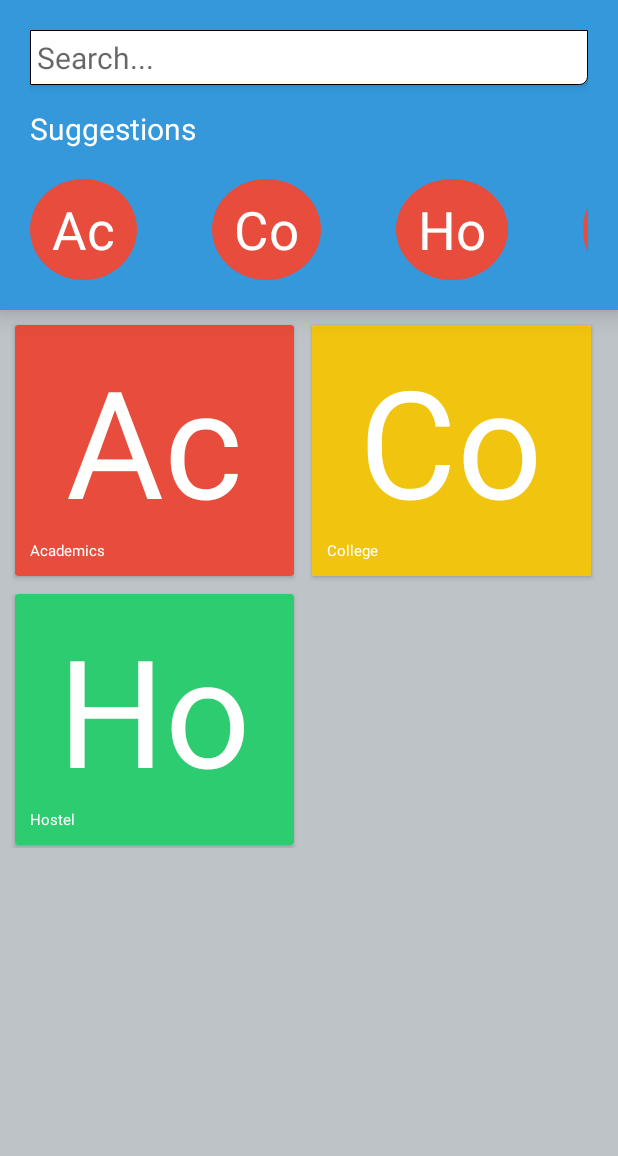
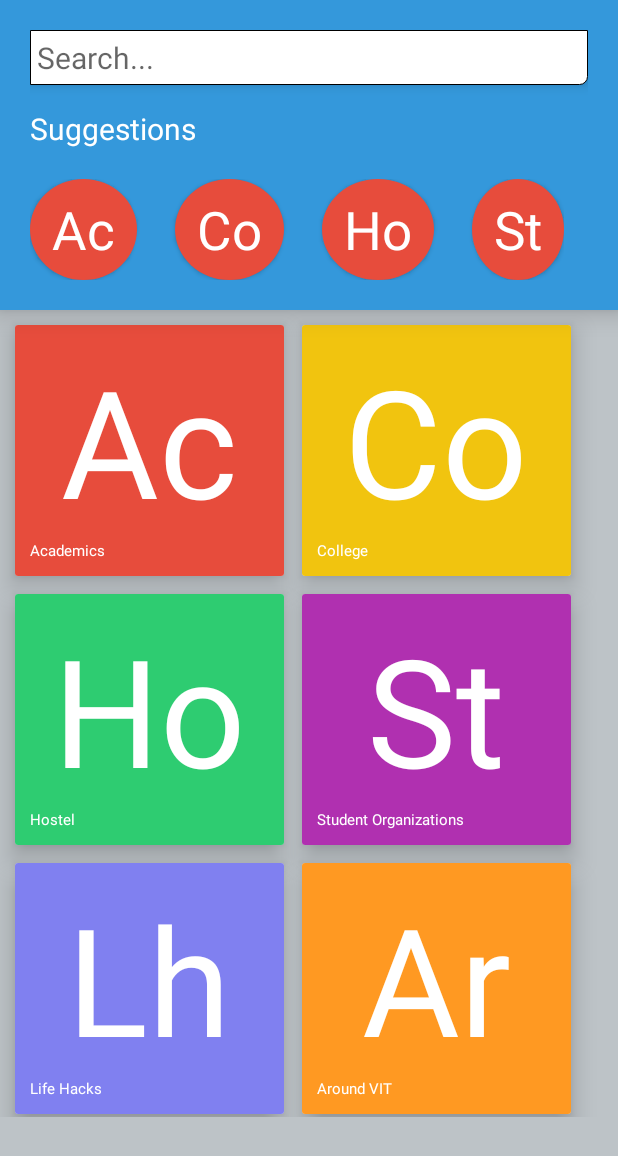
Before and after one commit to gauravagerwala/VIT-StudentHandbook, an Android app: the screen it shows after launch (MainActivity), on a phone screen of 412 x 824 dp. Shown: the top 1156 px of the screen. Run offline under Robolectric (Android 15) with nearby library versions, the phone set to English and light mode, and no system bars.

Commit message:
Fixed the right side gap
0.97 times width

```diff
--- a/app/src/main/java/vit/vithandbook/MainNavigator.java
+++ b/app/src/main/java/vit/vithandbook/MainNavigator.java
@@ -37,7 +37,7 @@
         vto.addOnGlobalLayoutListener(new ViewTreeObserver.OnGlobalLayoutListener() {
             @Override
             public void onGlobalLayout() {
-                int width = getView().getWidth();
+                int width = (int) (0.97*(getView().getWidth()));
                 allignCards(width);
             }
         });
--- a/app/src/main/res/layout/activity_main.xml
+++ b/app/src/main/res/layout/activity_main.xml
@@ -21,6 +21,7 @@
          android:layout_width="wrap_content"
          android:layout_marginTop="15dp"
          android:text="Suggestions"
+         android:elevation="5dp"
          android:textSize="20dp" android:textColor="#FFF"
           />
 
@@ -35,23 +36,25 @@
          <TextView
            android:layout_width="wrap_content" android:textSize="35sp" android:textColor="#FFF"
            android:layout_height="wrap_content"  android:text="Ac" android:background="@drawable/circle"
-           android:onClick="suggestionClick" />
+           android:onClick="suggestionClick" android:elevation="2dp"
+             />
 
          <TextView
              android:layout_width="wrap_content" android:textSize="35sp"
-             android:layout_marginLeft="50dp" android:textColor="#FFF"
+             android:layout_marginLeft="25dp" android:textColor="#FFF"
              android:layout_height="wrap_content"  android:text="Co" android:background="@drawable/circle"
-             android:onClick="suggestionClick" />
+             android:onClick="suggestionClick" android:elevation="2dp"
+             />
          <TextView
              android:layout_width="wrap_content" android:textSize="35sp"
-             android:layout_marginLeft="50dp" android:textColor="#FFF"
+             android:layout_marginLeft="25dp" android:textColor="#FFF"
              android:layout_height="wrap_content"  android:text="Ho" android:background="@drawable/circle"
-             android:onClick="suggestionClick" />
+             android:onClick="suggestionClick" android:elevation="2dp"/>
          <TextView
              android:layout_width="wrap_content" android:textSize="35sp"
-             android:layout_marginLeft="50dp" android:textColor="#FFF"
+             android:layout_marginLeft="25dp" android:textColor="#FFF"
              android:layout_height="wrap_content"  android:text="St" android:background="@drawable/circle"
-             android:onClick="suggestionClick" />
+             android:onClick="suggestionClick" android:elevation="2dp"/>
          </LinearLayout>
          </HorizontalScrollView>
      </LinearLayout>
@@ -68,7 +71,7 @@
         android:layout_height="fill_parent" android:id="@+id/searchLayout" android:background="#bdc3c7" android:visibility="gone">
         <TextView
             android:layout_width="wrap_content"
-            android:layout_height="wrap_content" android:text="Search Layout , search cards appear here
-            " android:textSize="30dp"/>
+            android:layout_height="wrap_content" android:text="Search Layout, search cards appear here"
+            android:textSize="30dp"/>
         </LinearLayout>
 </LinearLayout>
--- a/app/src/main/res/layout/fragment_main_navigator.xml
+++ b/app/src/main/res/layout/fragment_main_navigator.xml
@@ -6,6 +6,7 @@
     android:orientation="horizontal"
     xmlns:android="http://schemas.android.com/apk/res/android">
     <!-- to be changed !-->
+
     <android.support.v7.widget.CardView
         xmlns:android="http://schemas.android.com/apk/res/android"
 
@@ -18,13 +19,14 @@
         android:layout_marginLeft="10dp"
 
         android:layout_gravity="top|left"
-        card_view:cardElevation="2dp">
+        card_view:cardElevation="10dp">
         <LinearLayout
             android:layout_width="fill_parent"
             android:padding="10dp"
             android:orientation="vertical"
             android:background="@color/academics"
             android:layout_height="fill_parent">
+
             <TextView
                 android:layout_width="wrap_content"
                 android:layout_height="wrap_content" android:textSize="100dp" android:id="@+id/tvHeader"
@@ -53,7 +55,7 @@
         android:layout_marginLeft="10dp"
 
         android:layout_gravity="top|left"
-        card_view:cardElevation="2dp">
+        card_view:cardElevation="10dp">
         <LinearLayout
             android:layout_width="fill_parent"
             android:padding="10dp"
@@ -88,7 +90,7 @@
         android:layout_marginLeft="10dp"
 
         android:layout_gravity="top|left"
-        card_view:cardElevation="2dp">
+        card_view:cardElevation="10dp">
         <LinearLayout
             android:layout_width="fill_parent"
             android:padding="10dp"
@@ -111,5 +113,110 @@
         </LinearLayout>
 
     </android.support.v7.widget.CardView>
+    <android.support.v7.widget.CardView
+        xmlns:android="http://schemas.android.com/apk/res/android"
+        xmlns:card_view="http://schemas.android.com/apk/res-auto"
+        android:tag="college"
+        android:onClick="navigate"
+        android:layout_margin = "2dp"
+        android:layout_width="wrap_content"
+        android:layout_height="wrap_content"
+        android:layout_marginTop="10dp"
+        android:layout_marginLeft="10dp"
+
+        android:layout_gravity="top|left"
+        card_view:cardElevation="10dp">
+        <LinearLayout
+            android:layout_width="fill_parent"
+            android:padding="10dp"
+            android:orientation="vertical"
+            android:background="#b030b0"
+            android:layout_height="fill_parent">
+            <TextView
+                android:layout_width="wrap_content"
+                android:layout_height="wrap_content" android:textSize="100dp"
+                android:textColor="#FFF"
+                android:layout_gravity="center"
+                android:text="St" />
+            <TextView
+                android:layout_width="wrap_content"
+                android:layout_height="wrap_content"
+                android:textColor="#FFF"
+                android:textSize="10dp"
+                android:text="Student Organizations"
+                android:layout_gravity="left"/>
+        </LinearLayout>
+
+    </android.support.v7.widget.CardView>
+    <android.support.v7.widget.CardView
+        xmlns:android="http://schemas.android.com/apk/res/android"
+        xmlns:card_view="http://schemas.android.com/apk/res-auto"
+        android:tag="college"
+        android:onClick="navigate"
+        android:layout_margin = "2dp"
+        android:layout_width="wrap_content"
+        android:layout_height="wrap_content"
+        android:layout_marginTop="10dp"
+        android:layout_marginLeft="10dp"
+
+        android:layout_gravity="top|left"
+        card_view:cardElevation="10dp">
+        <LinearLayout
+            android:layout_width="fill_parent"
+            android:padding="10dp"
+            android:orientation="vertical"
+            android:background="#8080f0"
+            android:layout_height="fill_parent">
+            <TextView
+                android:layout_width="wrap_content"
+                android:layout_height="wrap_content" android:textSize="100dp"
+                android:textColor="#FFF"
+                android:layout_gravity="center"
+                android:text="Lh" />
+            <TextView
+                android:layout_width="wrap_content"
+                android:layout_height="wrap_content"
+                android:textColor="#FFF"
+                android:textSize="10dp"
+                android:text="Life Hacks"
+                android:layout_gravity="left"/>
+        </LinearLayout>
+
+    </android.support.v7.widget.CardView>
+    <android.support.v7.widget.CardView
+        xmlns:android="http://schemas.android.com/apk/res/android"
+        xmlns:card_view="http://schemas.android.com/apk/res-auto"
+        android:tag="college"
+        android:onClick="navigate"
+        android:layout_margin = "2dp"
+        android:layout_width="wrap_content"
+        android:layout_height="wrap_content"
+        android:layout_marginTop="10dp"
+        android:layout_marginLeft="10dp"
+
+        android:layout_gravity="top|left"
+        card_view:cardElevation="10dp">
+        <LinearLayout
+            android:layout_width="fill_parent"
+            android:padding="10dp"
+            android:orientation="vertical"
+            android:background="#FF9922"
+            android:layout_height="fill_parent">
+            <TextView
+                android:layout_width="wrap_content"
+                android:layout_height="wrap_content" android:textSize="100dp"
+                android:textColor="#FFF"
+                android:layout_gravity="center"
+                android:text="Ar" />
+            <TextView
+                android:layout_width="wrap_content"
+                android:layout_height="wrap_content"
+                android:textColor="#FFF"
+                android:textSize="10dp"
+                android:text="Around VIT"
+                android:layout_gravity="left"/>
+        </LinearLayout>
+
+    </android.support.v7.widget.CardView>
     <!-- till here !-->
 </GridLayout>
```
Also changed, not shown: 2 other files.
